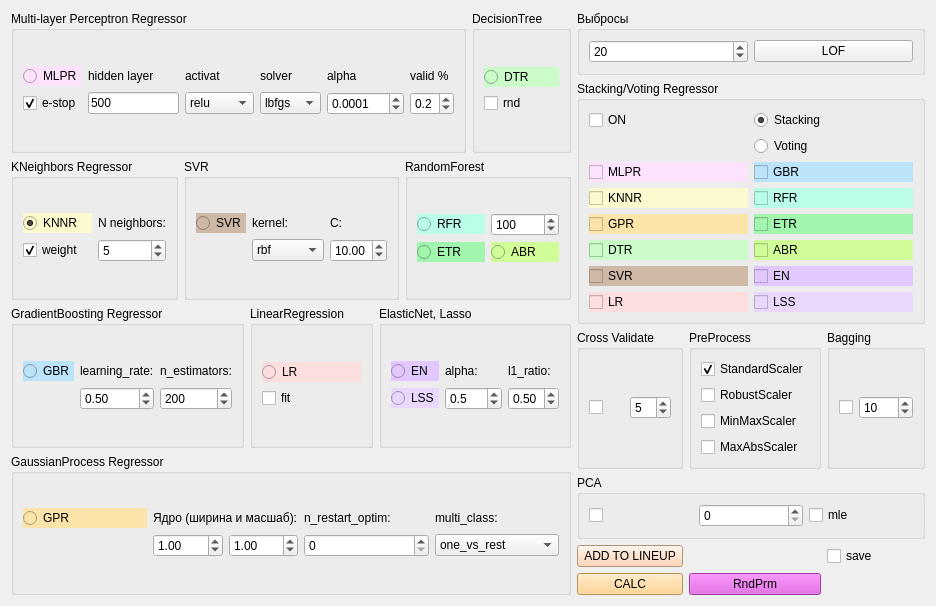
Old version of the form qt/regressor_form.ui in the repository idergunoff/geovel_1.0.
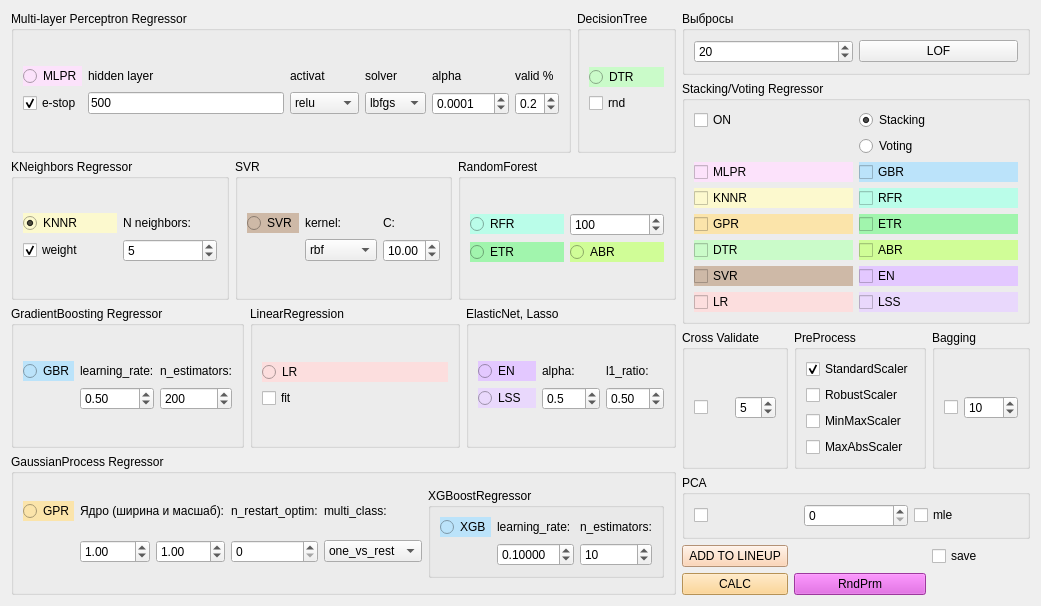
New version of the form.

```diff
--- a/qt/regressor_form.ui
+++ b/qt/regressor_form.ui
@@ -6,7 +6,7 @@
    <rect>
     <x>0</x>
     <y>0</y>
-    <width>908</width>
+    <width>930</width>
     <height>580</height>
    </rect>
   </property>
@@ -183,7 +183,7 @@
          </layout>
         </widget>
        </item>
-       <item row="0" column="1">
+       <item row="0" column="2">
         <widget class="QGroupBox" name="groupBox_4">
          <property name="styleSheet">
           <string notr="true"/>
@@ -844,6 +844,99 @@
           </item>
          </layout>
         </item>
+        <item row="0" column="1">
+         <widget class="QGroupBox" name="groupBox_14">
+          <property name="styleSheet">
+           <string notr="true"/>
+          </property>
+          <property name="title">
+           <string>XGBoostRegressor</string>
+          </property>
+          <layout class="QGridLayout" name="gridLayout_43">
+           <item row="0" column="0">
+            <layout class="QGridLayout" name="gridLayout_44">
+             <item row="0" column="0">
+              <widget class="QRadioButton" name="radioButton_gbc_7">
+               <property name="toolTip">
+                <string>Gradient Boosting Regressor</string>
+               </property>
+               <property name="styleSheet">
+                <string notr="true">background-color: rgb(187, 227, 250);</string>
+               </property>
+               <property name="text">
+                <string>XGB</string>
+               </property>
+               <property name="checked">
+                <bool>false</bool>
+               </property>
+               <attribute name="buttonGroup">
+                <string notr="true">buttonGroup</string>
+               </attribute>
+              </widget>
+             </item>
+             <item row="0" column="1">
+              <widget class="QLabel" name="label_19">
+               <property name="toolTip">
+                <string>Этот параметр контролирует величину шага при обновлении весов моделей на каждой итерации бустинга. Меньшие значения learning_rate требуют большего числа деревьев для достижения хорошей точности, но могут улучшить устойчивость модели.</string>
+               </property>
+               <property name="text">
+                <string>learning_rate:</string>
+               </property>
+              </widget>
+             </item>
+             <item row="0" column="2">
+              <widget class="QLabel" name="label_20">
+               <property name="toolTip">
+                <string>Это количество базовых моделей (например, деревьев решений), которые будут объединены для создания финальной модели. Большее количество деревьев может улучшить точность модели, но также увеличит время обучения. </string>
+               </property>
+               <property name="text">
+                <string>n_estimators:</string>
+               </property>
+              </widget>
+             </item>
+             <item row="1" column="1">
+              <widget class="QDoubleSpinBox" name="doubleSpinBox_learning_rate_xgb">
+               <property name="toolTip">
+                <string>Этот параметр контролирует величину шага при обновлении весов моделей на каждой итерации бустинга. Меньшие значения learning_rate требуют большего числа деревьев для достижения хорошей точности, но могут улучшить устойчивость модели.</string>
+               </property>
+               <property name="decimals">
+                <number>5</number>
+               </property>
+               <property name="minimum">
+                <double>0.000010000000000</double>
+               </property>
+               <property name="singleStep">
+                <double>0.100000000000000</double>
+               </property>
+               <property name="value">
+                <double>0.100000000000000</double>
+               </property>
+              </widget>
+             </item>
+             <item row="1" column="2">
+              <widget class="QSpinBox" name="spinBox_n_estimators_xgb">
+               <property name="toolTip">
+                <string>Это количество базовых моделей (например, деревьев решений), которые будут объединены для создания финальной модели. Большее количество деревьев может улучшить точность модели, но также увеличит время обучения. </string>
+               </property>
+               <property name="minimum">
+                <number>1</number>
+               </property>
+               <property name="maximum">
+                <number>10000</number>
+               </property>
+               <property name="singleStep">
+                <number>50</number>
+               </property>
+               <property name="value">
+                <number>10</number>
+               </property>
+              </widget>
+             </item>
+            </layout>
+           </item>
+          </layout>
+         </widget>
+        </item>
        </layout>
       </widget>
      </item>
```
